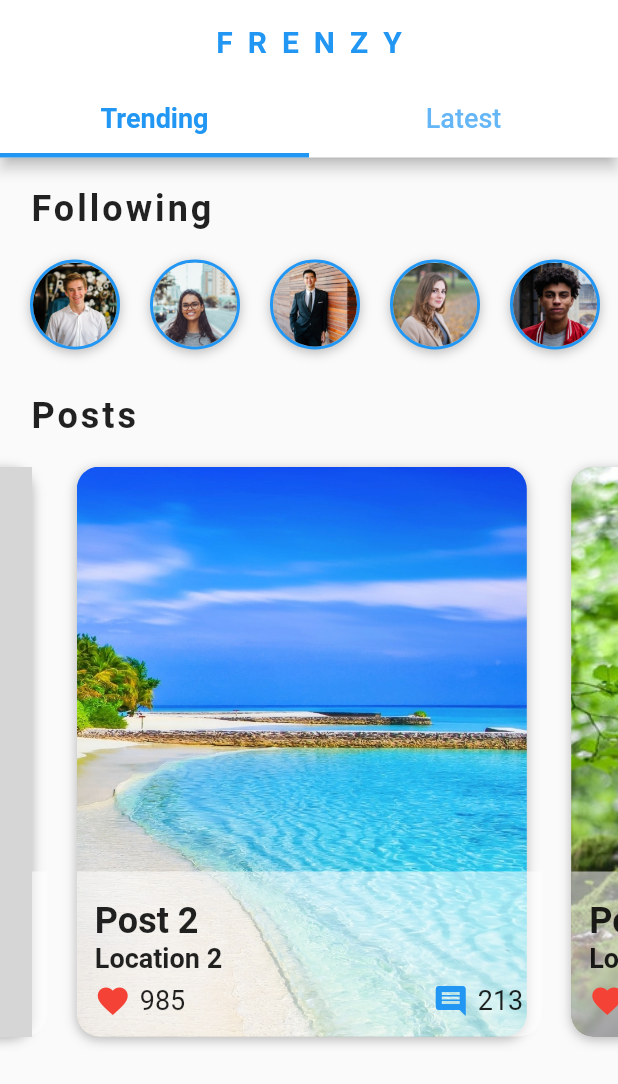
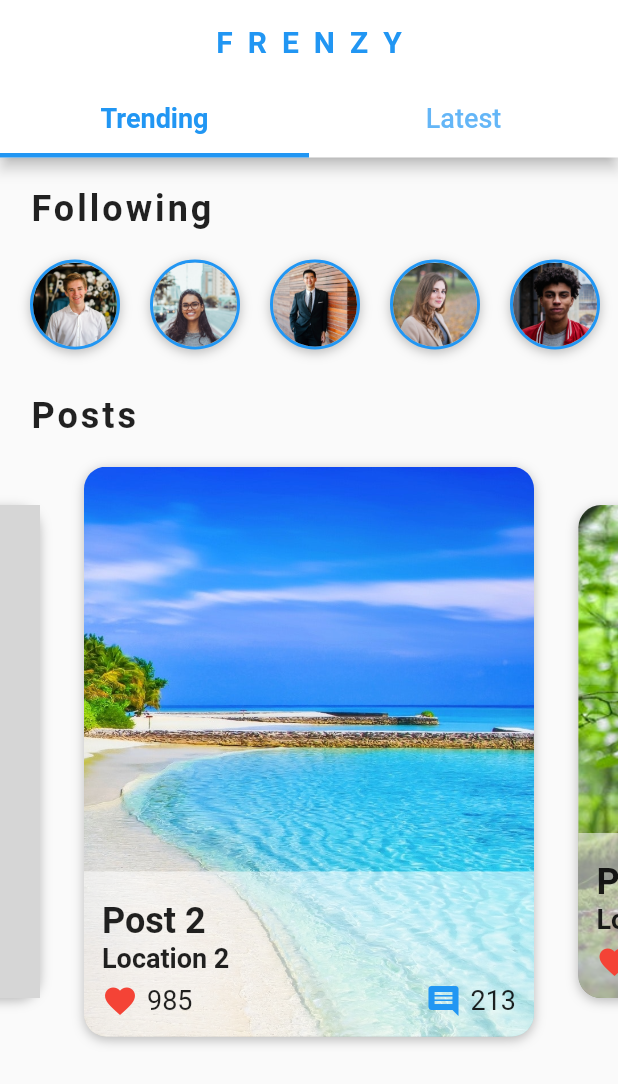
Before and after one commit to JajaHarris/flutter_social_ui, a Flutter app: the HomeScreen screen opened directly, swiped to page 3, on a phone screen of 412 x 824 dp. Shown: the top 1084 px of the screen. Run offline on Flutter 3.47's test engine with Material 2 defaults, Android fonts, the phone set to English and light mode, and no system bars; grey boxes are pictures that could not be loaded.

Commit message:
implemented sizing animation on carousel

```diff
--- a/lib/widgets/posts_carousel_widget.dart
+++ b/lib/widgets/posts_carousel_widget.dart
@@ -38,8 +38,26 @@ class PostsCarouselWidget extends StatelessWidget {
   Widget _buildPost(BuildContext context, int index) {
     var post = posts[index];
 
-    return Stack(
-      children: <Widget>[_postImage(post), _imageOverlay(post)],
+    return AnimatedBuilder(
+      animation: pageController,
+      child: Stack(
+        children: <Widget>[_postImage(post), _imageOverlay(post)],
+      ),
+      builder: (BuildContext context, Widget widget) {
+        double value = 1;
+
+        if (pageController.position.haveDimensions) {
+          value = pageController.page - index;
+          value = (1 - (value.abs() * 0.25)).clamp(0.0, 1.0);
+        }
+
+        return Center(
+          child: SizedBox(
+            height: Curves.easeInOut.transform(value) * 400,
+            child: widget,
+          ),
+        );
+      },
     );
   }
 
```
